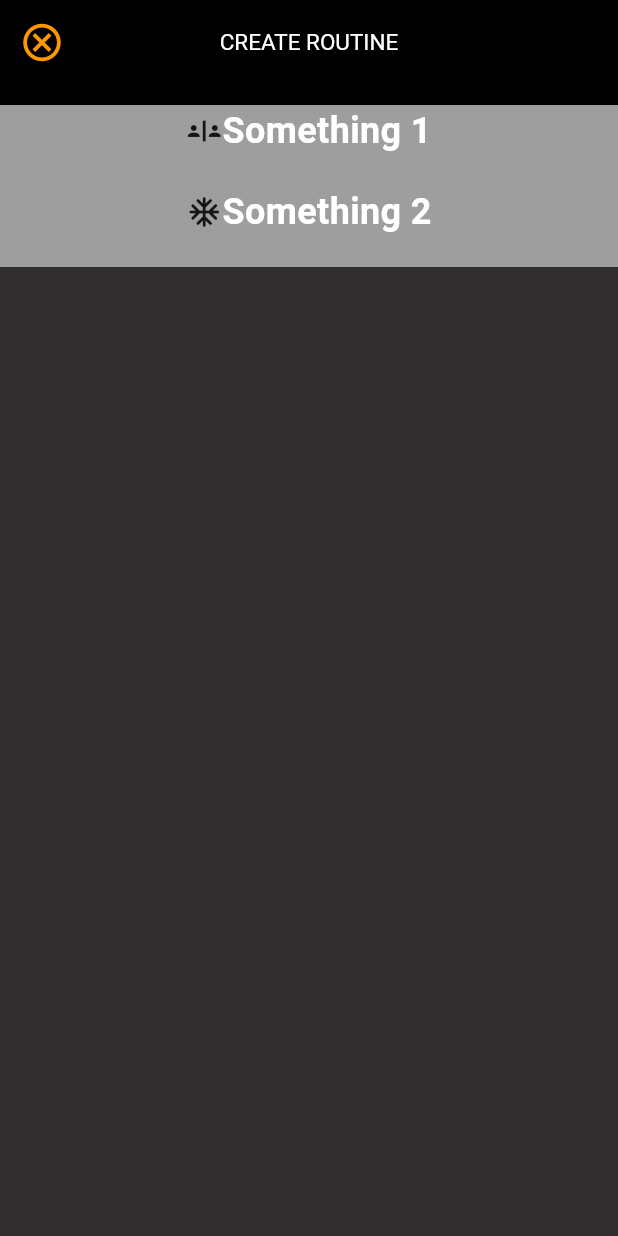
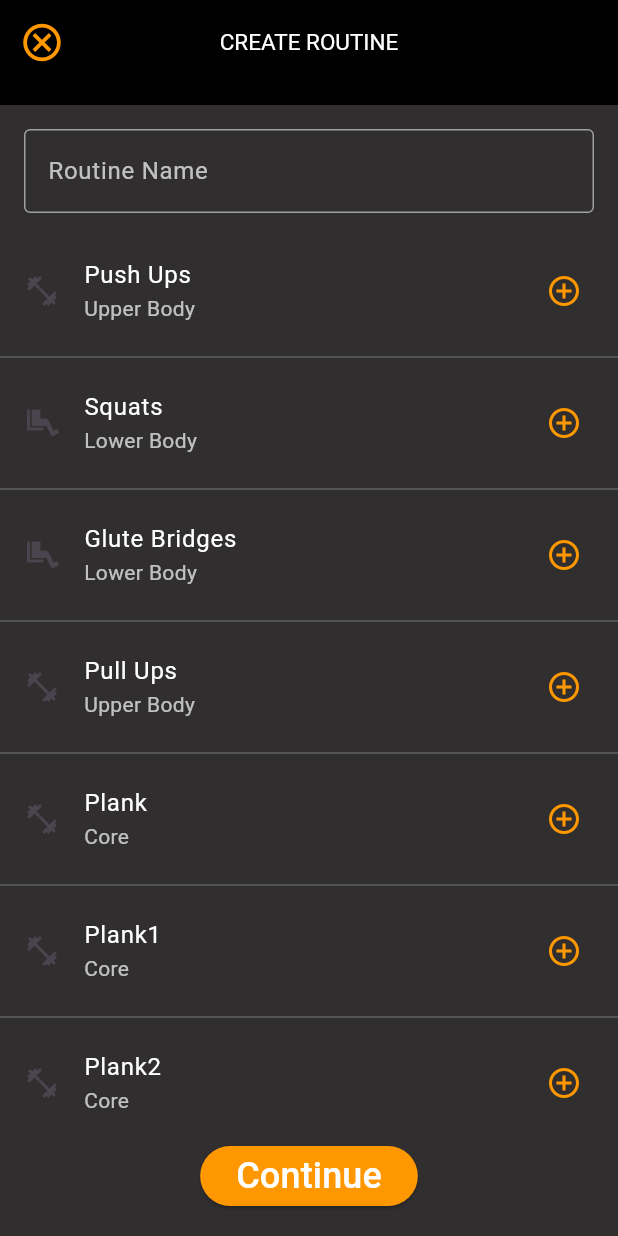
Before and after one commit to edwardseoj/LockInTwin, a Flutter app: the screen it shows after launch, after a tap on the "add" icon, on a phone screen of 412 x 824 dp. Run offline on Flutter 3.47's test engine with Material 3 defaults, Android fonts, the light colour scheme and no system bars.

Commit message:
Improvements to UI

```diff
--- a/lib/create_routine.dart
+++ b/lib/create_routine.dart
@@ -12,6 +12,20 @@ class CreateRoutine extends StatefulWidget{
 
 class _CreateRoutineState extends State<CreateRoutine>{
   Color mainBg = const Color(0xFF302e2e);
+  Map<String, List<dynamic>> exercises = {
+    "Push Ups": ["Push Ups", "Upper Body", Icon(Icons.fitness_center), false],
+    "Squats": ["Squats", "Lower Body", Icon(Icons.airline_seat_legroom_extra_sharp), false],
+    "Glute Bridges": ["Glute Bridges", "Lower Body", Icon(Icons.airline_seat_legroom_extra_sharp), false],
+    "Pull Ups": ["Pull Ups", "Upper Body", Icon(Icons.fitness_center), false],
+    "Plank": ["Plank", "Core", Icon(Icons.fitness_center), false],
+    "Plank1": ["Plank1", "Core", Icon(Icons.fitness_center), false],
+    "Plank2": ["Plank2", "Core", Icon(Icons.fitness_center), false],
+    "Plank3": ["Plank3", "Core", Icon(Icons.fitness_center), false],
+    "Plank4": ["Plank4", "Core", Icon(Icons.fitness_center), false],
+    "Plank5": ["Plank5", "Core", Icon(Icons.fitness_center), false],
+  };
+
+
 
   @override
   Widget build(BuildContext context) {
@@ -66,59 +80,89 @@ class _CreateRoutineState extends State<CreateRoutine>{
             ),
 
             body:
-            ListView(
-              children: [
-                Align(
-                  alignment: Alignment.center,
-                  child: Container(
-                    padding: EdgeInsets.only(bottom: 20),
-                    decoration: BoxDecoration(
-                      color: Colors.grey,
+                SafeArea(child:
+                Column(
+                  children: [
+                    Padding(
+                      padding: const EdgeInsets.all(16.0),
+                      child: TextField(
+                        style: TextStyle(color: Colors.white),
+                        decoration: InputDecoration(
+                          labelText: 'Routine Name',
+                          labelStyle: TextStyle(color: Colors.white70),
+                          enabledBorder: OutlineInputBorder(
+                            borderSide: BorderSide(color: Colors.white54),
+                          ),
+                          focusedBorder: OutlineInputBorder(
+                            borderSide: BorderSide(color: Colors.orange),
+                          ),
+                        ),
+                      ),
                     ),
-                    child: Row(
-                      mainAxisAlignment: MainAxisAlignment.center,
-                      crossAxisAlignment: CrossAxisAlignment.center,
-                      children: [
-                        Icon(Icons.safety_divider_outlined),
-                        Text(
-                          "Something 1",
+
+                    Expanded(
+                      child: ListView.separated(
+                        physics: AlwaysScrollableScrollPhysics(),
+                        itemBuilder: (BuildContext context, int index) {
+                          String key = exercises.keys.elementAt(index);
+                          return ListTile(
+                            leading: exercises[key]![2],
+                            onTap: () {
+                              setState(() {
+                                exercises[key]![3] = !exercises[key]![3];
+                                print(exercises[key]![0] + " selected" );
+                              });
+                            },
+                            tileColor: exercises[key]![3] ? Colors.orange : null,
+
+                            title: Text(
+                              exercises[key]![0],
+                              style: TextStyle(color: Colors.white),
+                            ),
+                            subtitle: Text(
+                              exercises[key]![1],
+                              style: TextStyle(color: Colors.white70),
+                            ),
+                            trailing: Icon(
+                              exercises[key]![3] ? Icons.backspace_outlined:  Icons.add_circle_outline,
+                              color: exercises[key]![3] ? Colors.white: Colors.orange,
+                            ),
+                          );
+                        },
+                        separatorBuilder: (BuildContext context, int index) {
+                          return Divider(color: Colors.white24);
+                        },
+                        itemCount: exercises.length,
+                      ),
+                    ),
+
+                    Padding(
+                      padding: const EdgeInsets.all(16.0),
+                      child: ElevatedButton(
+                        onPressed: () {
+                          // Logic to save the routine
+                          print("Routine Saved");
+                          Navigator.pushAndRemoveUntil(
+                            context,
+                            MaterialPageRoute(builder: (context) => MyApp()),
+                                (Route<dynamic> route) => false,
+                          );
+                        },
+                        style: ElevatedButton.styleFrom(
+                          backgroundColor: Colors.orange,
+                        ),
+                        child: Text(
+                          'Continue',
                           style: TextStyle(
                             fontSize: 24,
                             color: Colors.white,
-                            fontWeight: FontWeight.bold,
                           ),
-                        )
-                      ],
+                        ),
+                      ),
                     ),
-                  ),
+                  ],
                 ),
-                Align(
-                  alignment: Alignment.center,
-                  child: Container(
-                    padding: EdgeInsets.only(bottom: 20),
-                    decoration: BoxDecoration(
-                      color: Colors.grey,
-                    ),
-                    child: Row(
-                      mainAxisAlignment: MainAxisAlignment.center,
-                      crossAxisAlignment: CrossAxisAlignment.center,
-                      children: [
-                        Icon(Icons.ac_unit_rounded),
-                        Text(
-                          "Something 2",
-                          style: TextStyle(
-                            fontSize: 24,
-                            color: Colors.white,
-                            fontWeight: FontWeight.bold,
-                          ),
-                        )
-                      ],
-                    ),
-                  ),
-                )
-              ],
-            ),
-
+                ),
           );
         }
       ),
```
